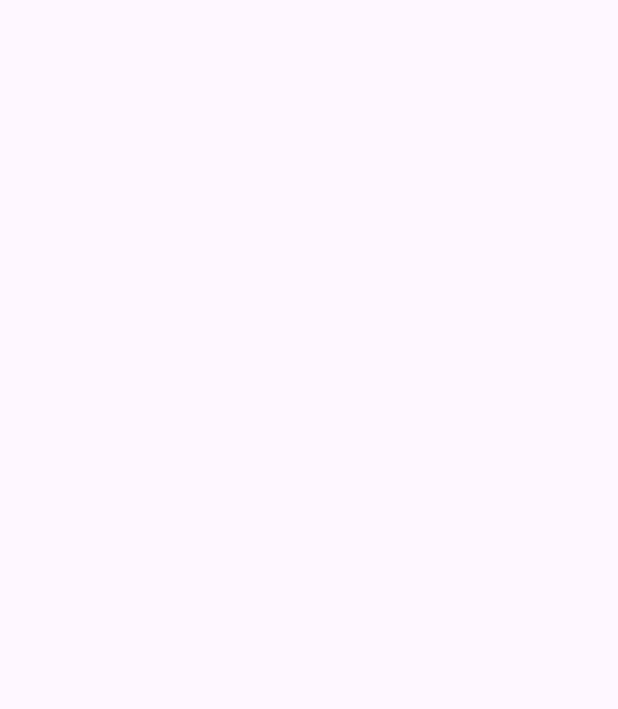
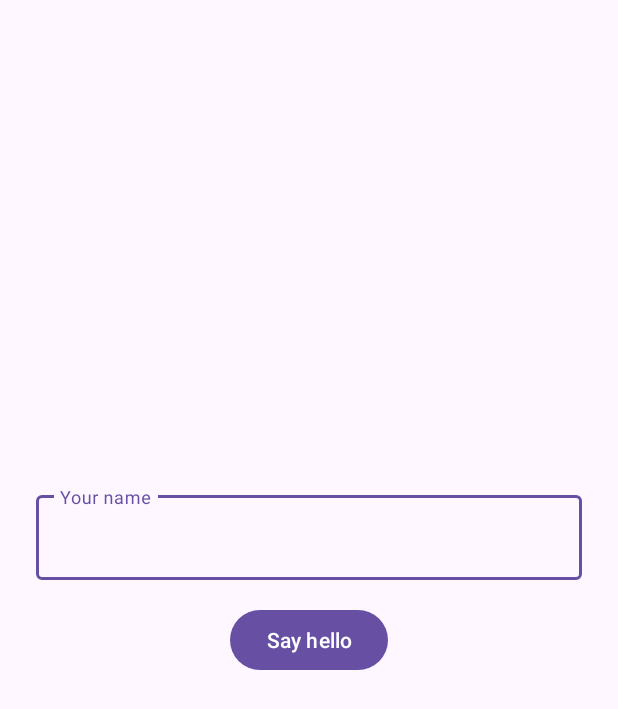
Before and after one commit to Mereb-Tech/android_challenge, an Android app: the screen it shows after launch (MainActivity), on a phone screen of 412 x 824 dp. Before the commit the part shown is empty. Shown: the top 709 px of the screen. Run offline under Robolectric (Android 15) with nearby library versions, the phone set to English and light mode, and no system bars; libraries missing offline, so code that uses them is left out: io.grpc, io.grpc.okhttp; 4 statements that could not run were skipped.

Commit message:
Add MVVM architecture, ViewModel unit tests, repository acceptance tests, README

```diff
--- a/app/build.gradle
+++ b/app/build.gradle
@@ -13,6 +13,10 @@ android {
         versionCode 1
         versionName "1.0"
         testInstrumentationRunner 'androidx.test.runner.AndroidJUnitRunner'
+
+        // Emulator -> host machine. Change for a real device or remote server.
+        buildConfigField "String", "GRPC_HOST", '"10.0.2.2"'
+        buildConfigField "int", "GRPC_PORT", "50051"
     }
 
     buildFeatures {
@@ -63,6 +67,8 @@ dependencies {
     compileOnly 'org.apache.tomcat:annotations-api:6.0.53' // @Generated for generated gRPC code
 
     testImplementation "junit:junit:4.13.2"
+    testImplementation "androidx.arch.core:core-testing:2.2.0"
+    testImplementation "io.grpc:grpc-inprocess:1.84.0"
     androidTestImplementation "androidx.test:core:1.7.0"
     androidTestImplementation "androidx.test.ext:junit:1.3.0"
     androidTestImplementation "androidx.test:runner:1.7.0"
--- a/app/src/main/AndroidManifest.xml
+++ b/app/src/main/AndroidManifest.xml
@@ -10,7 +10,7 @@
         android:theme="@style/Theme.AndroidChallenge"
         android:usesCleartextTraffic="true">
         <activity
-            android:name=".MainActivity"
+            android:name=".ui.MainActivity"
             android:exported="true">
             <intent-filter>
                 <action android:name="android.intent.action.MAIN" />
--- a/app/src/main/java/com/example/androidchallenge/MainActivity.java
+++ /dev/null
@@ -1,22 +0,0 @@
-package com.example.androidchallenge;
-
-import android.os.Bundle;
-
-import androidx.appcompat.app.AppCompatActivity;
-
-import com.example.androidchallenge.databinding.ActivityMainBinding;
-
-public class MainActivity extends AppCompatActivity {
-
-    private ActivityMainBinding binding;
-
-    @Override
-    protected void onCreate(Bundle savedInstanceState) {
-        super.onCreate(savedInstanceState);
-        binding = ActivityMainBinding.inflate(getLayoutInflater());
-        setContentView(binding.getRoot());
-
-        // TODO (candidate): call the Greeter.SayHello gRPC service and show the reply on screen.
-        // Server: ./gradlew :server:run  (emulator reaches host at 10.0.2.2:50051, plaintext)
-    }
-}
--- /dev/null
+++ b/app/src/main/java/com/example/androidchallenge/data/GreeterRepository.java
@@ -0,0 +1,16 @@
+package com.example.androidchallenge.data;
+
+/**
+ * Data-layer contract. The ViewModel depends on this interface only, so it can be
+ * unit tested with a fake and the gRPC details stay replaceable.
+ */
+public interface GreeterRepository {
+
+    /**
+     * Blocking call: must be invoked off the main thread.
+     *
+     * @return the greeting text, e.g. "Hello, Ada!"
+     * @throws GreeterException when the server cannot be reached or returns an error
+     */
+    String sayHello(String name) throws GreeterException;
+}
--- /dev/null
+++ b/app/src/main/java/com/example/androidchallenge/ui/MainActivity.java
@@ -0,0 +1,36 @@
+package com.example.androidchallenge.ui;
+
+import android.os.Bundle;
+import android.view.View;
+
+import androidx.appcompat.app.AppCompatActivity;
+import androidx.lifecycle.ViewModelProvider;
+
+import com.example.androidchallenge.databinding.ActivityMainBinding;
+
+/** Dumb view: forwards input to the ViewModel and renders {@link GreetingUiState}. */
+public class MainActivity extends AppCompatActivity {
+
+    private ActivityMainBinding binding;
+    private GreetingViewModel viewModel;
+
+    @Override
+    protected void onCreate(Bundle savedInstanceState) {
+        super.onCreate(savedInstanceState);
+        binding = ActivityMainBinding.inflate(getLayoutInflater());
+        setContentView(binding.getRoot());
+
+        viewModel = new ViewModelProvider(this, GreetingViewModel.factory()).get(GreetingViewModel.class);
+
+        binding.greetButton.setOnClickListener(v ->
+                viewModel.onGreetClicked(String.valueOf(binding.nameInput.getText())));
+        viewModel.getUiState().observe(this, this::render);
+    }
+
+    private void render(GreetingUiState state) {
+        binding.progress.setVisibility(state.loading ? View.VISIBLE : View.GONE);
+        binding.greetButton.setEnabled(!state.loading);
+        binding.resultText.setText(state.message == null ? "" : state.message);
+        binding.nameLayout.setError(state.error);
+    }
+}
--- a/app/src/main/res/layout/activity_main.xml
+++ b/app/src/main/res/layout/activity_main.xml
@@ -1,6 +1,42 @@
 <?xml version="1.0" encoding="utf-8"?>
-<!-- TODO (candidate): add a button and a TextView to show the greeting from the gRPC server. -->
-<androidx.constraintlayout.widget.ConstraintLayout
-    xmlns:android="http://schemas.android.com/apk/res/android"
+<LinearLayout xmlns:android="http://schemas.android.com/apk/res/android"
     android:layout_width="match_parent"
-    android:layout_height="match_parent" />
+    android:layout_height="match_parent"
+    android:gravity="center"
+    android:orientation="vertical"
+    android:padding="24dp">
+
+    <com.google.android.material.textfield.TextInputLayout
+        android:id="@+id/nameLayout"
+        android:layout_width="match_parent"
+        android:layout_height="wrap_content"
+        android:hint="@string/name_hint">
+
+        <com.google.android.material.textfield.TextInputEditText
+            android:id="@+id/nameInput"
+            android:layout_width="match_parent"
+            android:layout_height="wrap_content"
+            android:inputType="textPersonName" />
+    </com.google.android.material.textfield.TextInputLayout>
+
+    <Button
+        android:id="@+id/greetButton"
+        android:layout_width="wrap_content"
+        android:layout_height="wrap_content"
+        android:layout_marginTop="16dp"
+        android:text="@string/say_hello" />
+
+    <ProgressBar
+        android:id="@+id/progress"
+        android:layout_width="wrap_content"
+        android:layout_height="wrap_content"
+        android:layout_marginTop="16dp"
+        android:visibility="gone" />
+
+    <TextView
+        android:id="@+id/resultText"
+        android:layout_width="wrap_content"
+        android:layout_height="wrap_content"
+        android:layout_marginTop="16dp"
+        android:textSize="24sp" />
+</LinearLayout>
--- a/app/src/main/res/values/strings.xml
+++ b/app/src/main/res/values/strings.xml
@@ -1,3 +1,5 @@
 <resources>
     <string name="app_name">Android Challenge</string>
+    <string name="name_hint">Your name</string>
+    <string name="say_hello">Say hello</string>
 </resources>
--- a/gradle.properties
+++ b/gradle.properties
@@ -3,3 +3,6 @@ android.nonTransitiveRClass=false
 org.gradle.configuration-cache=true
 org.gradle.parallel=true
 org.gradle.jvmargs=-Xmx4096M -Dkotlin.daemon.jvm.options\="-Xmx2048M"
+
+# Enabled parallel sync for Gradle 9.4+
+org.gradle.tooling.parallel=true
--- a/settings.gradle
+++ b/settings.gradle
@@ -1,3 +1,6 @@
+plugins {
+    id 'org.gradle.toolchains.foojay-resolver-convention' version '0.10.0'
+}
 rootProject.name = 'android-challenge'
 include ':app'
 include ':server'
```
Also changed, not shown: app/src/main/java/com/example/androidchallenge/data/GreeterException.java (added, +8 -0 lines), app/src/main/java/com/example/androidchallenge/data/GrpcGreeterRepository.java (added, +29 -0 lines), app/src/main/java/com/example/androidchallenge/ui/GreetingUiState.java (added, +33 -0 lines), app/src/main/java/com/example/androidchallenge/ui/GreetingViewModel.java (added, +79 -0 lines), 3 other files.
